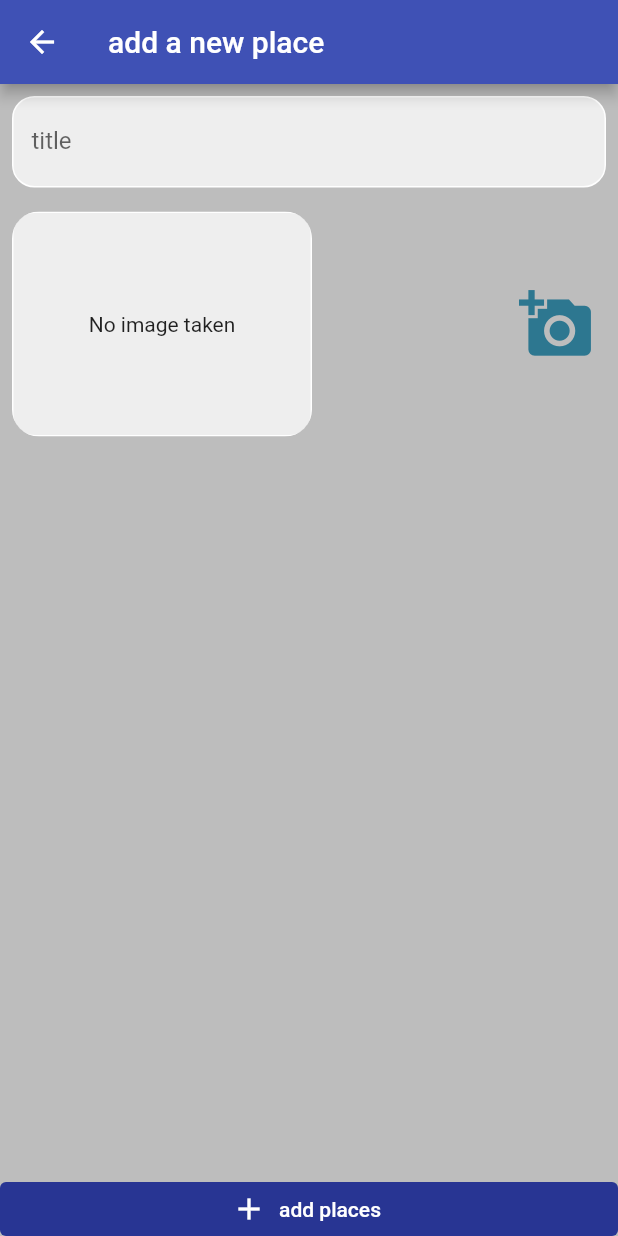
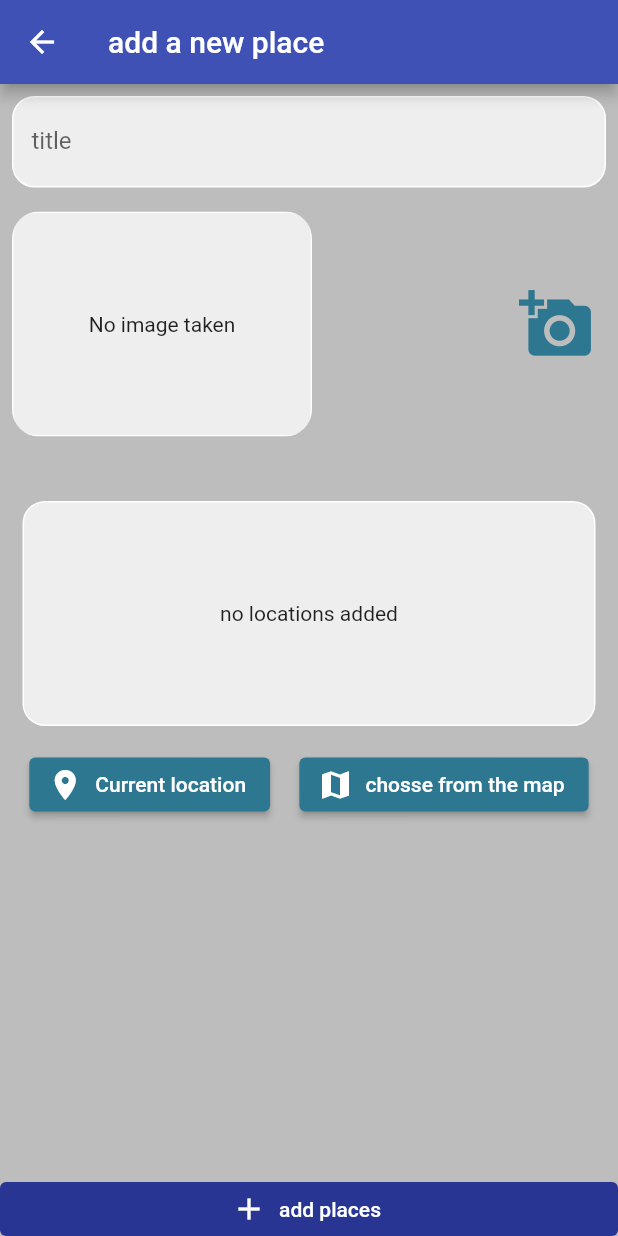
Before and after one commit to Moshated-flutter/great_places, a Flutter app: the screen it shows after launch, after a tap on the "add location alt" icon, on a phone screen of 412 x 824 dp. Run offline on Flutter 3.47's test engine with Material 2 defaults, Android fonts, the phone set to English and light mode, and no system bars; our stand-ins replace image_picker, location, sqflite; accounts and stored records are empty.

Commit message:
this module didn't finish

```diff
--- a/lib/Screen/add_places_sceen.dart
+++ b/lib/Screen/add_places_sceen.dart
@@ -4,6 +4,7 @@ import 'package:flutter/material.dart';
 import 'package:great_places/models/places.dart';
 import 'package:great_places/providers/places.dart';
 import 'package:great_places/widgets/image_input.dart';
+import 'package:great_places/widgets/location_wiget.dart';
 import 'package:provider/provider.dart';
 
 class AddPlacesScreen extends StatefulWidget {
@@ -26,7 +27,7 @@ class _AddPlacesScreenState extends State<AddPlacesScreen> {
       return;
     }
     _formkey.currentState!.save();
-    Provider.of<Placesprovider>(context).addplace(
+    Provider.of<Placesprovider>(context, listen: false).addplace(
       _savedtitle!,
       _savedImage!,
       savedloc!,
@@ -83,6 +84,10 @@ class _AddPlacesScreenState extends State<AddPlacesScreen> {
                   ),
                 ),
                 Imageimput(_savedImageFunction),
+                SizedBox(
+                  height: 20,
+                ),
+                Locationwidget(),
               ],
             ),
           ),
@@ -94,9 +99,10 @@ class _AddPlacesScreenState extends State<AddPlacesScreen> {
                 elevation: MaterialStateProperty.all(0),
                 tapTargetSize: MaterialTapTargetSize.shrinkWrap),
             onPressed: () {
-              if (_formkey.currentState!.validate()) {
+              if (!_formkey.currentState!.validate()) {
                 return;
               }
+              print(Provider.of<Placesprovider>(context, listen: false).items);
               _saveplace();
             },
             icon: Icon(Icons.add),
--- a/lib/Screen/details_places_sceen.dart
+++ b/lib/Screen/details_places_sceen.dart
@@ -4,6 +4,8 @@ class DetailsScreen extends StatelessWidget {
   static const route = '/detailscreen';
   @override
   Widget build(BuildContext context) {
-    return Scaffold();
+    return Scaffold(
+      appBar: AppBar(),
+    );
   }
 }
--- a/lib/Screen/places_screen.dart
+++ b/lib/Screen/places_screen.dart
@@ -1,5 +1,6 @@
 import 'package:flutter/material.dart';
 import 'package:great_places/Screen/add_places_sceen.dart';
+import 'package:great_places/Screen/details_places_sceen.dart';
 import 'package:great_places/providers/places.dart';
 import 'package:provider/provider.dart';
 
@@ -20,20 +21,48 @@ class PlacesScreen extends StatelessWidget {
           )
         ],
       ),
-        body: Consumer<Placesprovider>(
+      backgroundColor: Theme.of(context).backgroundColor,
+      body: FutureBuilder(
+        future: Provider.of<Placesprovider>(context, listen: false).fetchdata(),
+        builder: (context, snapshot) =>
+            snapshot.connectionState == ConnectionState.waiting
+                ? Center(
+                    child: CircularProgressIndicator(),
+                  )
+                : Consumer<Placesprovider>(
                     builder: (context, value, child) => value.items.length <= 0
                         ? Center(
                             child: Text('No Place Added'),
                           )
                         : ListView.builder(
-                  itemBuilder: (context, index) => ListTile(
+                            itemBuilder: (context, index) => Container(
+                              margin: EdgeInsets.all(15),
+                              decoration: BoxDecoration(
+                                borderRadius: BorderRadius.circular(15),
+                                color: Theme.of(context).cardColor,
+                                border: Border.all(
+                                  width: 1,
+                                  color: Colors.white,
+                                ),
+                              ),
+                              child: InkWell(
+                                onTap: () {
+                                  Navigator.of(context)
+                                      .pushNamed(DetailsScreen.route);
+                                },
+                                child: ListTile(
                                   leading: CircleAvatar(
-                      backgroundImage: FileImage(value.items[index].image),
+                                    backgroundImage:
+                                        FileImage(value.items[index].image),
                                   ),
                                   title: Text(value.items[index].title),
                                 ),
+                              ),
+                            ),
                             itemCount: value.items.length,
                           ),
-        ));
+                  ),
+      ),
+    );
   }
 }
--- /dev/null
+++ b/lib/helpers/db.dart
@@ -0,0 +1,28 @@
+import 'package:sqflite/sqflite.dart' as sql;
+import 'package:flutter/material.dart';
+import 'package:path/path.dart' as path;
+
+class DbHelper {
+  static Future<sql.Database> database() async {
+    final dbPath = await sql.getDatabasesPath();
+    return sql.openDatabase(path.join(dbPath, 'places.db'),
+        onCreate: (db, version) {
+      return db.execute(
+          'CREATE TABLE user_places(id TEXT PRIMARY KEY, title TEXT, image TEXT)');
+    }, version: 1);
+  }
+
+  static Future<void> addinsert(String table, Map<String, dynamic> data) async {
+    final sqldb = await DbHelper.database();
+    sqldb.insert(
+      table,
+      data,
+      conflictAlgorithm: sql.ConflictAlgorithm.replace,
+    );
+  }
+
+  static Future<List<Map<String, dynamic>>> fetchdata(String table) async {
+    final sqldb = await DbHelper.database();
+    return sqldb.query(table);
+  }
+}
--- /dev/null
+++ b/lib/helpers/location_helper.dart
@@ -0,0 +1,10 @@
+const GOOGLE_API_KEY = 'AIzaSyBg9yn5JtQgKRFbg6FCTy4ewbF24kRuAYI';
+
+class LocationHelper {
+  static String generateLocationPreviewImage({
+    double? latitude,
+    double? longitude,
+  }) {
+    return 'https://maps.googleapis.com/maps/api/staticmap?center=&$latitude,$longitude&zoom=16&size=600x300&maptype=roadmap&markers=color:red%7Clabel:A%7C$latitude,$longitude&key=$GOOGLE_API_KEY';
+  }
+}
--- a/lib/providers/places.dart
+++ b/lib/providers/places.dart
@@ -1,6 +1,7 @@
 import 'dart:io';
 
 import 'package:flutter/material.dart';
+import 'package:great_places/helpers/db.dart';
 import 'package:great_places/models/places.dart';
 
 class Placesprovider with ChangeNotifier {
@@ -12,5 +13,21 @@ class Placesprovider with ChangeNotifier {
   void addplace(String savetitle, File saveimage, Locations savedloc) {
     final newplace =
         Placesobject(DateTime.now().toString(), savetitle, saveimage, savedloc);
+    _items.add(newplace);
+    notifyListeners();
+    DbHelper.addinsert('user_places', {
+      'id': newplace.id,
+      'title': newplace.title,
+      'image': newplace.image.path,
+    });
+  }
+
+  Future<void> fetchdata() async {
+    final datalist = await DbHelper.fetchdata('user_places');
+    _items = datalist
+        .map((e) => Placesobject(
+            e['id'], e['title'], File(e['image']), Locations(0, 0, '')))
+        .toList();
+    notifyListeners();
   }
 }
--- /dev/null
+++ b/lib/widgets/location_wiget.dart
@@ -0,0 +1,73 @@
+import 'package:flutter/material.dart';
+import 'package:great_places/helpers/location_helper.dart';
+import 'package:location/location.dart';
+
+class Locationwidget extends StatefulWidget {
+  const Locationwidget({super.key});
+
+  @override
+  State<Locationwidget> createState() => _LocationwidgetState();
+}
+
+class _LocationwidgetState extends State<Locationwidget> {
+  String? _previewImageurl;
+  @override
+  Widget build(BuildContext context) {
+    return Column(
+      children: [
+        Container(
+          alignment: Alignment.center,
+          margin: EdgeInsets.all(15),
+          decoration: BoxDecoration(
+            color: Colors.grey[200],
+            borderRadius: BorderRadius.circular(15),
+            border: Border.all(width: 1, color: Colors.white),
+          ),
+          height: 150,
+          width: double.infinity,
+          child: _previewImageurl == null
+              ? Text(
+                  'no locations added',
+                  textAlign: TextAlign.center,
+                )
+              : Image.network(
+                  _previewImageurl!,
+                  fit: BoxFit.cover,
+                  width: double.infinity,
+                ),
+        ),
+        Row(
+          mainAxisAlignment: MainAxisAlignment.spaceEvenly,
+          children: [
+            ElevatedButton.icon(
+              onPressed: () async {
+                final locdata = await Location().getLocation();
+                final staticmapurl =
+                    LocationHelper.generateLocationPreviewImage(
+                        latitude: locdata.latitude,
+                        longitude: locdata.longitude);
+                setState(() {
+                  _previewImageurl = staticmapurl;
+                });
+              },
+              icon: Icon(Icons.location_on),
+              label: Text('Current location'),
+              style: ButtonStyle(
+                  backgroundColor:
+                      MaterialStateProperty.all(Theme.of(context).accentColor)),
+            ),
+            ElevatedButton.icon(
+              onPressed: () {},
+              style: ButtonStyle(
+                backgroundColor:
+                    MaterialStateProperty.all(Theme.of(context).accentColor),
+              ),
+              icon: Icon(Icons.map),
+              label: Text('chosse from the map'),
+            ),
+          ],
+        )
+      ],
+    );
+  }
+}
--- a/pubspec.yaml
+++ b/pubspec.yaml
@@ -42,6 +42,9 @@ dependencies:
   image_picker: ^0.8.6
   path_provider: ^2.0.11
   path: ^1.8.2
+  sqflite: ^2.2.0+3
+  location: ^4.2.0
+  google_maps_flutter: ^2.2.1
 
 dev_dependencies:
   flutter_test:
```
Also changed, not shown: lib/widgets/image_input.dart (+11 -8 lines), pubspec.lock, 2 other files. Lines whose indentation alone changed are shown as unchanged.
